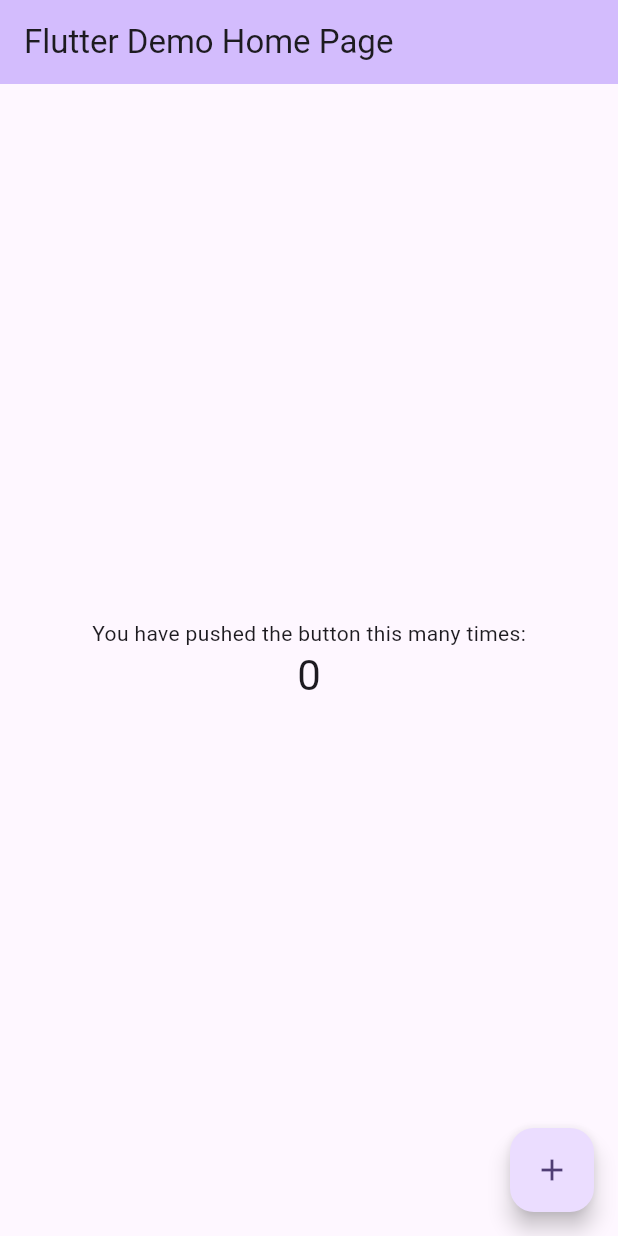
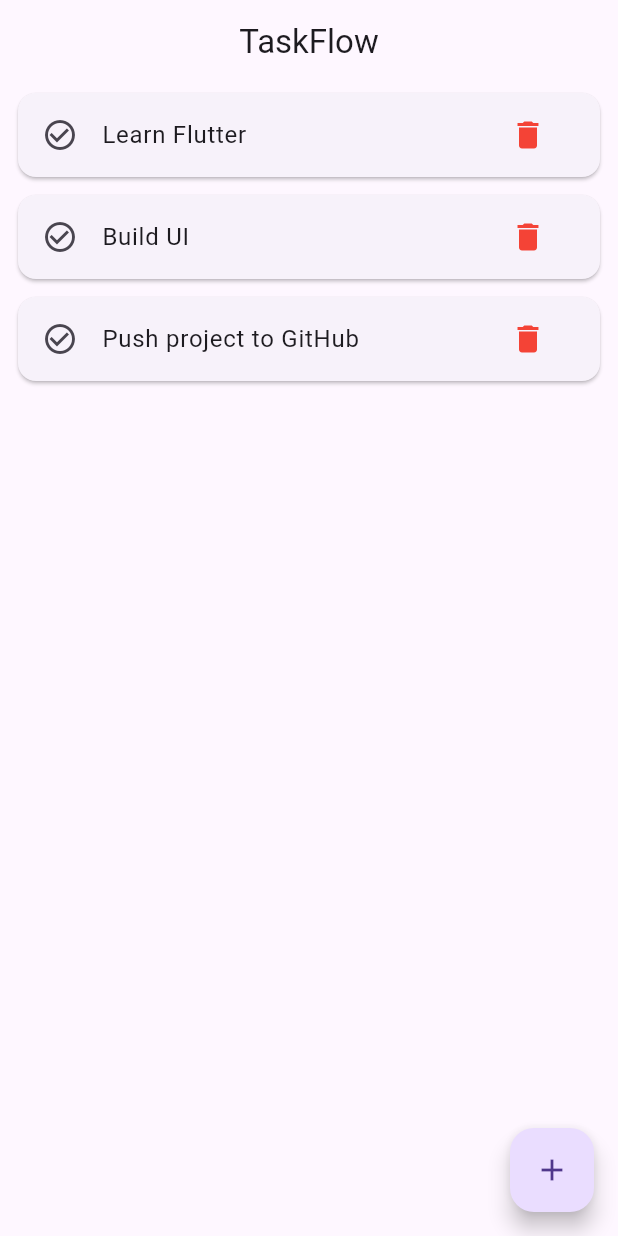
Before and after one commit to basselAlkhatib/taskflow, a Flutter app: the screen it shows after launch, on a phone screen of 412 x 824 dp. Run offline on Flutter 3.47's test engine with Material 3 defaults, Android fonts, the phone set to English and light mode, and no system bars.

Commit message:
Create basic todo UI

```diff
--- a/lib/main.dart
+++ b/lib/main.dart
@@ -1,120 +1,84 @@
 import 'package:flutter/material.dart';
 
 void main() {
-  runApp(const MyApp());
+  runApp(const TaskFlowApp());
 }
 
-class MyApp extends StatelessWidget {
-  const MyApp({super.key});
+class TaskFlowApp extends StatelessWidget {
+  const TaskFlowApp({super.key});
 
-  // This widget is the root of your application.
   @override
   Widget build(BuildContext context) {
     return MaterialApp(
-      title: 'Flutter Demo',
+      debugShowCheckedModeBanner: false,
+      title: 'TaskFlow',
       theme: ThemeData(
-        // This is the theme of your application.
-        //
-        // TRY THIS: Try running your application with "flutter run". You'll see
-        // the application has a purple toolbar. Then, without quitting the app,
-        // try changing the seedColor in the colorScheme below to Colors.green
-        // and then invoke "hot reload" (save your changes or press the "hot
-        // reload" button in a Flutter-supported IDE, or press "r" if you used
-        // the command line to start the app).
-        //
-        // Notice that the counter didn't reset back to zero; the application
-        // state is not lost during the reload. To reset the state, use hot
-        // restart instead.
-        //
-        // This works for code too, not just values: Most code changes can be
-        // tested with just a hot reload.
-        colorScheme: .fromSeed(seedColor: Colors.deepPurple),
+        primarySwatch: Colors.blue,
       ),
-      home: const MyHomePage(title: 'Flutter Demo Home Page'),
+      home: const HomePage(),
     );
   }
 }
 
-class MyHomePage extends StatefulWidget {
-  const MyHomePage({super.key, required this.title});
-
-  // This widget is the home page of your application. It is stateful, meaning
-  // that it has a State object (defined below) that contains fields that affect
-  // how it looks.
-
-  // This class is the configuration for the state. It holds the values (in this
-  // case the title) provided by the parent (in this case the App widget) and
-  // used by the build method of the State. Fields in a Widget subclass are
-  // always marked "final".
-
-  final String title;
+class HomePage extends StatefulWidget {
+  const HomePage({super.key});
 
   @override
-  State<MyHomePage> createState() => _MyHomePageState();
+  State<HomePage> createState() => _HomePageState();
 }
 
-class _MyHomePageState extends State<MyHomePage> {
-  int _counter = 0;
+class _HomePageState extends State<HomePage> {
+  List<String> tasks = [
+    'Learn Flutter',
+    'Build UI',
+    'Push project to GitHub',
+  ];
 
-  void _incrementCounter() {
+  void addTask() {
     setState(() {
-      // This call to setState tells the Flutter framework that something has
-      // changed in this State, which causes it to rerun the build method below
-      // so that the display can reflect the updated values. If we changed
-      // _counter without calling setState(), then the build method would not be
-      // called again, and so nothing would appear to happen.
-      _counter++;
+      tasks.add('New Task');
+    });
+  }
+
+  void deleteTask(int index) {
+    setState(() {
+      tasks.removeAt(index);
     });
   }
 
   @override
   Widget build(BuildContext context) {
-    // This method is rerun every time setState is called, for instance as done
-    // by the _incrementCounter method above.
-    //
-    // The Flutter framework has been optimized to make rerunning build methods
-    // fast, so that you can just rebuild anything that needs updating rather
-    // than having to individually change instances of widgets.
     return Scaffold(
       appBar: AppBar(
-        // TRY THIS: Try changing the color here to a specific color (to
-        // Colors.amber, perhaps?) and trigger a hot reload to see the AppBar
-        // change color while the other colors stay the same.
-        backgroundColor: Theme.of(context).colorScheme.inversePrimary,
-        // Here we take the value from the MyHomePage object that was created by
-        // the App.build method, and use it to set our appbar title.
-        title: Text(widget.title),
+        title: const Text('TaskFlow'),
+        centerTitle: true,
       ),
-      body: Center(
-        // Center is a layout widget. It takes a single child and positions it
-        // in the middle of the parent.
-        child: Column(
-          // Column is also a layout widget. It takes a list of children and
-          // arranges them vertically. By default, it sizes itself to fit its
-          // children horizontally, and tries to be as tall as its parent.
-          //
-          // Column has various properties to control how it sizes itself and
-          // how it positions its children. Here we use mainAxisAlignment to
-          // center the children vertically; the main axis here is the vertical
-          // axis because Columns are vertical (the cross axis would be
-          // horizontal).
-          //
-          // TRY THIS: Invoke "debug painting" (choose the "Toggle Debug Paint"
-          // action in the IDE, or press "p" in the console), to see the
-          // wireframe for each widget.
-          mainAxisAlignment: .center,
-          children: [
-            const Text('You have pushed the button this many times:'),
-            Text(
-              '$_counter',
-              style: Theme.of(context).textTheme.headlineMedium,
+      body: ListView.builder(
+        itemCount: tasks.length,
+        itemBuilder: (context, index) {
+          return Card(
+            margin: const EdgeInsets.symmetric(
+              horizontal: 12,
+              vertical: 6,
             ),
-          ],
-        ),
+            child: ListTile(
+              leading: const Icon(Icons.check_circle_outline),
+              title: Text(tasks[index]),
+              trailing: IconButton(
+                onPressed: () {
+                  deleteTask(index);
+                },
+                icon: const Icon(
+                  Icons.delete,
+                  color: Colors.red,
+                ),
+              ),
+            ),
+          );
+        },
       ),
       floatingActionButton: FloatingActionButton(
-        onPressed: _incrementCounter,
-        tooltip: 'Increment',
+        onPressed: addTask,
         child: const Icon(Icons.add),
       ),
     );
```
